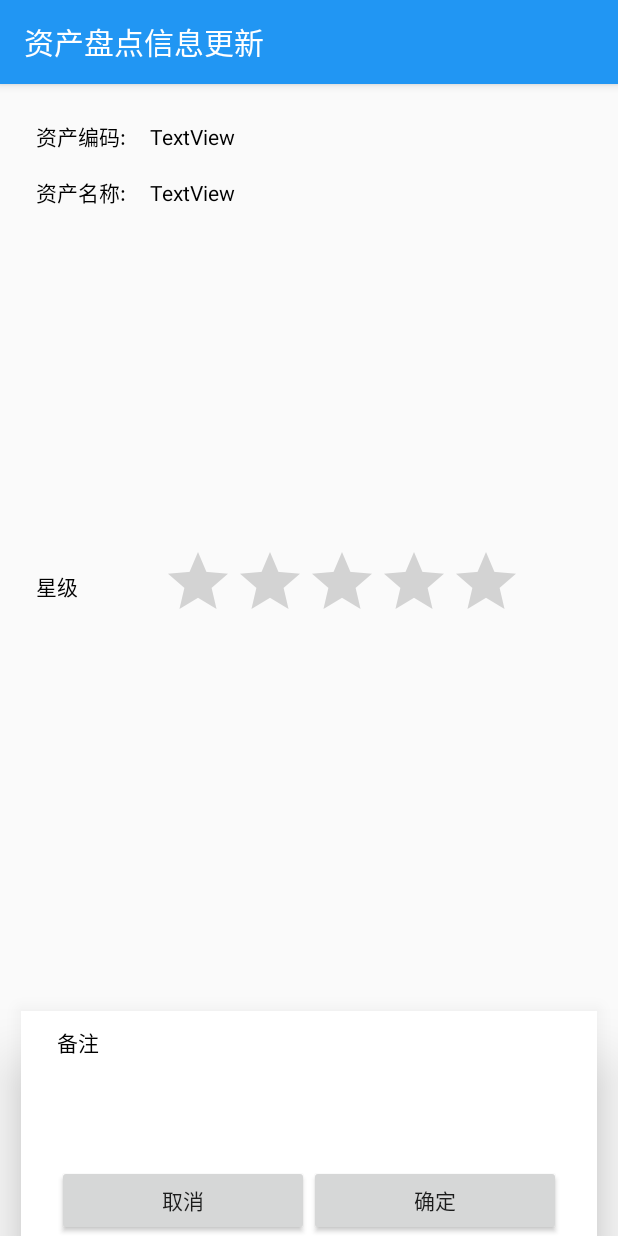
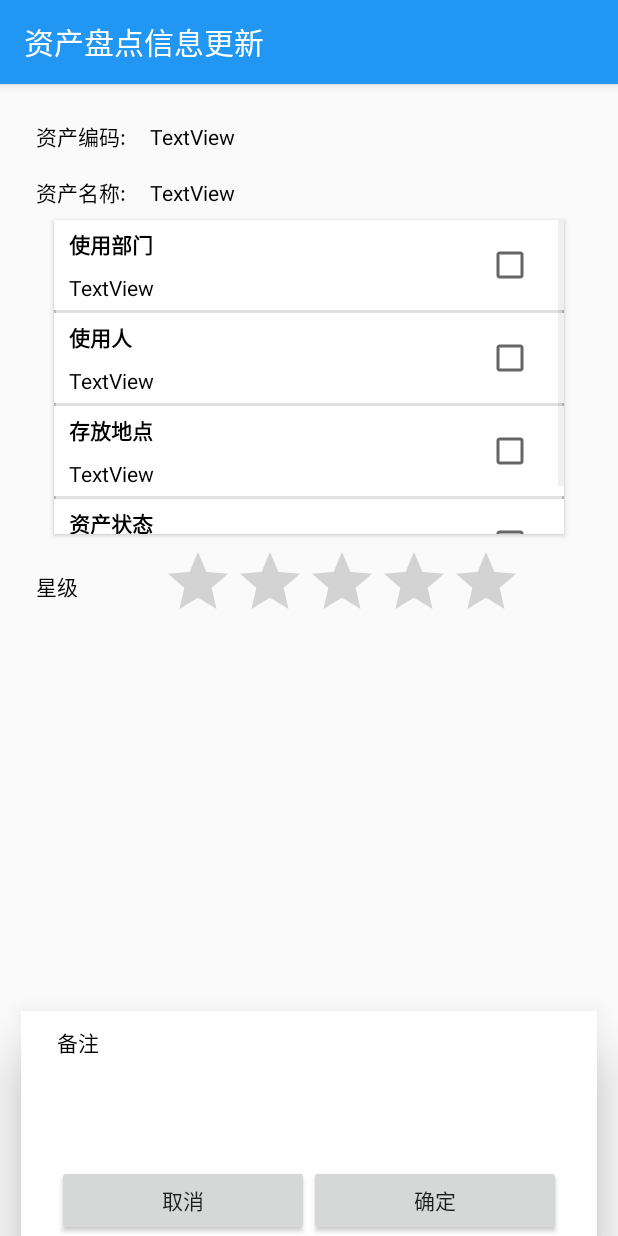
Before and after one commit to yql225521/InventorySystem, an Android app: the InventoryUpdate screen opened directly, with no data from a screen before it, on a phone screen of 412 x 824 dp. Run offline under Robolectric (Android 15) with nearby library versions, the phone set to English and light mode, and no system bars; 8 statements that could not run were skipped.

Commit message:
Inventory update info page

```diff
--- a/app/src/main/java/com/test/inventorysystem/activities/InventoryUpdate.java
+++ b/app/src/main/java/com/test/inventorysystem/activities/InventoryUpdate.java
@@ -2,23 +2,35 @@ package com.test.inventorysystem.activities;
 
 import android.support.v7.app.AppCompatActivity;
 import android.os.Bundle;
+import android.view.View;
 import android.widget.Button;
 import android.widget.ListView;
 import android.widget.RatingBar;
 import android.widget.TextView;
 
 import com.test.inventorysystem.R;
+import com.test.inventorysystem.adapters.AssetUpdateListAdapter;
+import com.test.inventorysystem.adapters.MainListAdapter;
+import com.test.inventorysystem.adapters.TestAdapter;
 import com.test.inventorysystem.models.AssetModel;
+
+import org.apache.commons.lang.StringUtils;
+
+import java.util.ArrayList;
 
 public class InventoryUpdate extends AppCompatActivity {
 
-    private Button btnConfirm;
-    private Button btnCancel;
-    private TextView textViewCode;
-    private TextView textViewName;
-    private RatingBar ratingBar;
+    String[] titles = {"使用部门", "使用人", "存放地点", "资产状态"};
+    String[] infos = {"1","2","3","4"};
+
+    String[] mainGridTitles = {"资产查询", "资产盘点", "盘点情况", "资产扫描", "拍照上传", "离线盘点管理", "帮助"};
+    int[] mainGridIcons = {R.drawable.ic_search_black_24dp, R.drawable.ic_local_atm_black_24dp,
+            R.drawable.ic_content_paste_black_24dp, R.drawable.ic_crop_free_black_24dp,
+            R.drawable.ic_camera_alt_black_24dp, R.drawable.ic_format_list_numbered_black_24dp,
+            R.drawable.ic_info_black_24dp};
+
     private ListView listView;
-    private AssetModel asset;
+    AssetUpdateListAdapter assetUpdateListAdapter;
 
     @Override
     protected void onCreate(Bundle savedInstanceState) {
@@ -28,17 +40,51 @@ public class InventoryUpdate extends AppCompatActivity {
     }
 
     private void initialization() {
-        btnConfirm = (Button) findViewById(R.id.button_asset_update_confirm);
-        btnCancel = (Button) findViewById(R.id.button_asset_update_cancel);
-        textViewCode = (TextView) findViewById(R.id.textView_asset_update_code);
-        textViewName = (TextView) findViewById(R.id.textView_asset_update_name);
-        ratingBar = (RatingBar) findViewById(R.id.ratingBar);
-        listView = (ListView) findViewById(R.id.listView_asset_update);
+        Button btnConfirm = (Button) findViewById(R.id.button_asset_update_confirm);
+        Button btnCancel = (Button) findViewById(R.id.button_asset_update_cancel);
+        TextView textViewCode = (TextView) findViewById(R.id.textView_asset_update_code);
+        TextView textViewName = (TextView) findViewById(R.id.textView_asset_update_name);
+        RatingBar ratingBar = (RatingBar) findViewById(R.id.ratingBar);
 
         Bundle bundle = getIntent().getExtras();
         Object object = bundle.getSerializable("asset");
-        asset = (AssetModel) object;
+        AssetModel asset = (AssetModel) object;
         textViewCode.setText(asset.getAssetCode());
         textViewName.setText(asset.getAssetName());
+
+        ArrayList<String> updateInfo = new ArrayList<>();
+        updateInfo.add(asset.getOrganName());
+        updateInfo.add(asset.getOperator());
+        updateInfo.add(asset.getStorage());
+        updateInfo.add(asset.getStatus());
+
+        listView = (ListView) findViewById(R.id.listView_asset_update_list);
+        assetUpdateListAdapter = new AssetUpdateListAdapter(this, this.titles, updateInfo);
+        if (listView != null) {
+            listView.setAdapter(assetUpdateListAdapter);
+        } else {
+            System.out.println("no list");
+        }
+
+        btnConfirm.setOnClickListener(new View.OnClickListener() {
+            @Override
+            public void onClick(View view) {
+                String checkedItems = "";
+                ArrayList<String> checkList = assetUpdateListAdapter.getCheckedList();
+                for (String checkItem : checkList) {
+                    checkedItems += "," + checkItem;
+                }
+                if(StringUtils.isNotBlank(checkedItems)){
+                    checkedItems = checkedItems.substring(1);
+                }
+            }
+        });
+
+        btnCancel.setOnClickListener(new View.OnClickListener() {
+            @Override
+            public void onClick(View view) {
+                finish();
+            }
+        });
     }
 }
--- a/app/src/main/java/com/test/inventorysystem/adapters/AssetUpdateListAdapter.java
+++ b/app/src/main/java/com/test/inventorysystem/adapters/AssetUpdateListAdapter.java
@@ -6,6 +6,8 @@ import android.view.View;
 import android.view.ViewGroup;
 import android.widget.BaseAdapter;
 import android.widget.CheckBox;
+import android.widget.CompoundButton;
+import android.widget.ImageView;
 import android.widget.TextView;
 
 import com.test.inventorysystem.R;
@@ -19,23 +21,24 @@ import java.util.ArrayList;
 public class AssetUpdateListAdapter extends BaseAdapter {
     private Context mContext;
     private LayoutInflater layoutInflater;
-    private ArrayList<String> titleList;
-    private ArrayList<String> msgList;
+    private String[] titleList;
+    private ArrayList<String> infoList;
+    private ArrayList<String> checkedList = new ArrayList<>();
 
-    public AssetUpdateListAdapter(Context ctx, ArrayList<String> title, ArrayList<String> msg) {
-        this.mContext = ctx;
-        this.titleList = title;
-        this.msgList = msg;
+    public AssetUpdateListAdapter(Context ctx, String[] titles, ArrayList<String> infos) {
+        mContext = ctx;
+        this.titleList = titles;
+        this.infoList = infos;
     }
 
     @Override
     public int getCount() {
-        return 0;
+        return this.titleList.length;
     }
 
     @Override
     public Object getItem(int i) {
-        return null;
+        return this.titleList[i];
     }
 
     @Override
@@ -44,28 +47,60 @@ public class AssetUpdateListAdapter extends BaseAdapter {
     }
 
     @Override
-    public View getView(int i, View view, ViewGroup viewGroup) {
+    public View getView(final int position, View convertView, ViewGroup parent) {
         this.layoutInflater = LayoutInflater.from(this.mContext);
         ViewHolder holder;
-        if (view == null) {
+        if (convertView == null) {
             holder = new ViewHolder();
-            view = this.layoutInflater.inflate(R.layout.adapter_asset_update_list_item, null);
-            holder.title = (TextView) view.findViewById(R.id.textView_asset_update_list_title);
-            holder.msg = (TextView) view.findViewById(R.id.textView_asset_update_list_msg);
-            holder.checkBox = (CheckBox) view.findViewById(R.id.checkBox_asset_update_list);
-            view.setTag(holder);
+            convertView = this.layoutInflater.inflate(R.layout.adapter_asset_update_list_item, null);
+            holder.title = (TextView) convertView.findViewById(R.id.asset_update_list_title);
+            holder.info = (TextView) convertView.findViewById(R.id.asset_update_list_info);
+            holder.checkBox = (CheckBox) convertView.findViewById(R.id.checkBox_asset_update_list);
+            convertView.setTag(holder);
         } else {
-            holder = (ViewHolder) view.getTag();
+            holder = (ViewHolder) convertView.getTag();
         }
 
-        holder.title.setText(this.titleList.get(i));
-        holder.msg.setText(this.msgList.get(i));
-        return null;
+        holder.checkBox.setOnCheckedChangeListener(new CompoundButton.OnCheckedChangeListener() {
+            @Override
+            public void onCheckedChanged(CompoundButton compoundButton, boolean b) {
+                if (b) {
+                    checkedList.add(getCheckedItem(position));
+                    System.out.println(checkedList);
+                } else {
+                    checkedList.remove(getCheckedItem(position));
+                    System.out.println(checkedList);
+                }
+            }
+        });
+
+        holder.title.setText(this.titleList[position]);
+        holder.info.setText(this.infoList.get(position));
+
+        return convertView;
     }
 
     class ViewHolder {
         public TextView title;
-        public TextView msg;
+        public TextView info;
         public CheckBox checkBox;
     }
+
+    private String getCheckedItem(int position) {
+        switch (position) {
+            case 0:
+                return "organName";
+            case 1:
+                return "operator";
+            case 2:
+                return "storage";
+            case 3:
+                return "status";
+        }
+        return null;
+    }
+
+    public ArrayList<String> getCheckedList() {
+        return this.checkedList;
+    }
 }
--- a/app/src/main/res/drawable/back.xml
+++ b/app/src/main/res/drawable/back.xml
@@ -1,4 +1,4 @@
 <shape xmlns:android="http://schemas.android.com/apk/res/android" android:shape="rectangle" >
     <solid android:color="#ffffff" />
-    <stroke android:width="1dip" android:color="#4fa5d5"/>
+    <stroke android:width="1dip" android:color="#cfcfcf"/>
 </shape>
--- a/app/src/main/res/layout/activity_inventory_update.xml
+++ b/app/src/main/res/layout/activity_inventory_update.xml
@@ -51,13 +51,16 @@
     <ListView
         android:layout_width="340dp"
         android:layout_height="209dp"
-        android:id="@+id/listView_asset_update"
+        android:id="@+id/listView_asset_update_list"
         app:layout_constraintLeft_toLeftOf="@+id/activity_inventory_update"
         android:layout_marginStart="16dp"
         app:layout_constraintTop_toBottomOf="@+id/textView18"
         android:layout_marginTop="8dp"
         app:layout_constraintRight_toRightOf="@+id/activity_inventory_update"
-        android:layout_marginEnd="16dp" />
+        android:layout_marginEnd="16dp"
+        android:dividerHeight="2dp"
+        android:background="@drawable/back"
+        android:elevation="2dp" />
 
     <TextView
         android:text="@string/asset_info_starbar"
@@ -67,7 +70,7 @@
         android:textColor="@android:color/black"
         app:layout_constraintLeft_toLeftOf="@+id/activity_inventory_update"
         android:layout_marginStart="24dp"
-        app:layout_constraintTop_toBottomOf="@+id/listView_asset_update"
+        app:layout_constraintTop_toBottomOf="@+id/listView_asset_update_list"
         android:layout_marginTop="24dp" />
 
     <RatingBar
@@ -78,7 +81,7 @@
         android:minHeight="30dp"
         app:layout_constraintLeft_toRightOf="@+id/textView24"
         android:layout_marginStart="8dp"
-        app:layout_constraintTop_toBottomOf="@+id/listView_asset_update"
+        app:layout_constraintTop_toBottomOf="@+id/listView_asset_update_list"
         android:layout_marginTop="8dp"
         app:layout_constraintRight_toRightOf="@+id/activity_inventory_update"
         android:layout_marginEnd="16dp" />
--- a/app/src/main/res/layout/adapter_asset_update_list_item.xml
+++ b/app/src/main/res/layout/adapter_asset_update_list_item.xml
@@ -1,32 +1,39 @@
 <?xml version="1.0" encoding="utf-8"?>
 <LinearLayout xmlns:android="http://schemas.android.com/apk/res/android"
     android:orientation="horizontal" android:layout_width="match_parent"
-    android:layout_height="wrap_content">
+    android:layout_height="wrap_content"
+    android:background="@android:color/white">
 
     <LinearLayout
         android:orientation="vertical"
-        android:layout_width="320dp"
-        android:layout_height="match_parent">
+        android:layout_width="wrap_content"
+        android:layout_height="wrap_content">
 
         <TextView
             android:text="TextView"
             android:layout_width="match_parent"
-            android:layout_height="wrap_content"
-            android:id="@+id/textView_asset_update_list_title"
-            android:padding="5dp" />
+            android:layout_height="30dp"
+            android:id="@+id/asset_update_list_title"
+            android:textColor="@android:color/black"
+            android:paddingLeft="10dp"
+            android:paddingTop="5dp"
+            android:textStyle="normal|bold" />
 
         <TextView
             android:text="TextView"
             android:layout_width="match_parent"
-            android:layout_height="wrap_content"
-            android:id="@+id/textView_asset_update_list_msg"
-            android:padding="5dp" />
+            android:layout_height="30dp"
+            android:id="@+id/asset_update_list_info"
+            android:textColor="@android:color/black"
+            android:paddingLeft="10dp"
+            android:paddingTop="5dp" />
     </LinearLayout>
 
     <LinearLayout
         android:layout_width="match_parent"
         android:layout_height="match_parent"
-        android:gravity="center">
+        android:gravity="right|center"
+        android:paddingRight="20dp">
 
         <CheckBox
             android:layout_width="wrap_content"
```
Also changed, not shown: app/src/main/java/com/test/inventorysystem/activities/AssetInventory.java (+15 -13 lines), app/src/main/java/com/test/inventorysystem/activities/AssetSearchList.java (+2 -2 lines), app/src/main/java/com/test/inventorysystem/adapters/MainListAdapter.java (+1 -1 lines), app/src/main/java/com/test/inventorysystem/adapters/TestAdapter.java (added, +73 -0 lines), app/src/main/java/com/test/inventorysystem/models/AssetModel.java (+21 -0 lines), app/src/main/java/com/test/inventorysystem/services/SOAPActions.java (+1 -1 lines).
